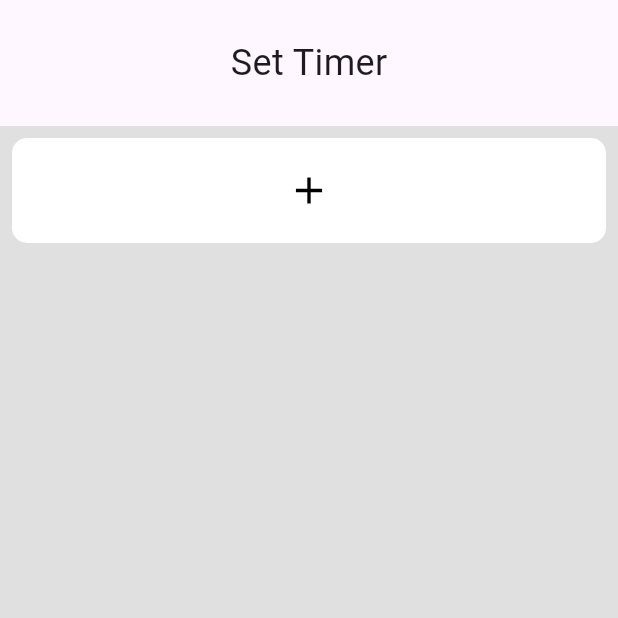
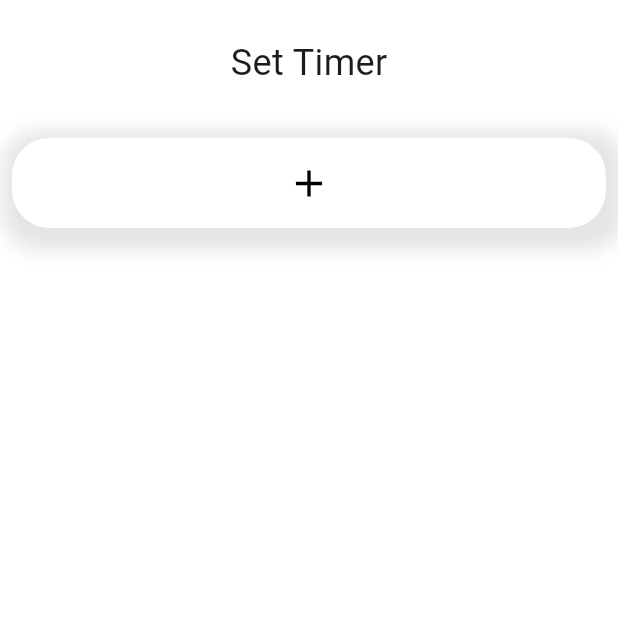
Before and after one commit to Paehkun/autofeed, a Flutter app: the FeedTimerPage screen opened directly, on a phone screen of 412 x 824 dp, the top half of it. Run offline on Flutter 3.47's test engine with Material 3 defaults, Android fonts, the light colour scheme and no system bars; our stand-ins replace animated_toggle_switch, awesome_notifications, dropdown_button2, firebase_auth, firebase_core, firebase_database and 3 more; missing offline and left inert: flutter_mjpeg; accounts and stored records are empty.

Commit message:
sort timer

```diff
--- a/lib/screen/FeedTimerPage.dart
+++ b/lib/screen/FeedTimerPage.dart
@@ -51,6 +51,11 @@ class _FeedTimerPageState extends State<FeedTimerPage> {
           'time': value['time'] ?? '',
           'enabled': value['enabled'] ?? false,
         });
+      });
+      _feedTimes.sort((a, b) {
+        final timeA = DateFormat('hh:mm a').parse(a['time']);
+        final timeB = DateFormat('hh:mm a').parse(b['time']);
+        return timeA.compareTo(timeB);
       });
     }
 
@@ -115,9 +120,21 @@ class _FeedTimerPageState extends State<FeedTimerPage> {
   Future<void> _saveScheduleToFirebase(int index) async {
     if (_currentUser == null || _feedTimes.isEmpty) return;
 
-    // Generate an ID — or use Firebase's push() for unique IDs
-    String scheduleId = 'timer${_feedTimes.length + 1}';
+    // SAFELY find existing IDs
+    Set<String> existingIds = _feedTimes
+        .where((e) => e['id'] != null && (e['id'] as String).isNotEmpty)
+        .map<String>((e) => e['id'].toString())
+        .toSet();
 
+    // Find next available timer number
+    int timerNumber = 1;
+    while (existingIds.contains('timer$timerNumber')) {
+      timerNumber++;
+    }
+
+    String scheduleId = 'timer$timerNumber';
+
+    // Save to Firebase
     await _database
         .child("users/${_currentUser.uid}/schedule/$scheduleId")
         .set({
@@ -126,7 +143,7 @@ class _FeedTimerPageState extends State<FeedTimerPage> {
       'enabled': _feedTimes[index]['enabled'],
     });
 
-    // 💡 Save the ID locally for future updates
+    // Save the id locally
     _feedTimes[index]['id'] = scheduleId;
   }
 
@@ -135,8 +152,7 @@ class _FeedTimerPageState extends State<FeedTimerPage> {
 
     String? scheduleId = _feedTimes[index]['id'];
 
-    // 🧠 Extra check to prevent null crash
-    if (scheduleId == null) return;
+    if (scheduleId == null || scheduleId.isEmpty) return; // Extra safety
 
     await _database
         .child("users/${_currentUser.uid}/schedule/$scheduleId")
@@ -150,8 +166,9 @@ class _FeedTimerPageState extends State<FeedTimerPage> {
   Future<void> _deleteSchedule(int index) async {
     if (_currentUser == null || _feedTimes.isEmpty) return;
 
-    String scheduleId =
-        'timer${index + 1}'; // This will match the timerX format
+    String? scheduleId = _feedTimes[index]['id'];
+
+    if (scheduleId == null || scheduleId.isEmpty) return; // Prevent null crash
 
     // Remove the schedule data from Firebase
     await _database
@@ -159,6 +176,7 @@ class _FeedTimerPageState extends State<FeedTimerPage> {
         .remove();
 
     if (!mounted) return;
+
     // Remove the item from the list
     setState(() {
       _feedTimes.removeAt(index);
@@ -192,7 +210,9 @@ class _FeedTimerPageState extends State<FeedTimerPage> {
 
   @override
   Widget build(BuildContext context) {
-    return SafeArea(
+    return Scaffold(
+      backgroundColor: Colors.white,
+      body: SafeArea(
         child: Column(
           children: [
             const SizedBox(height: 25),
@@ -200,7 +220,7 @@ class _FeedTimerPageState extends State<FeedTimerPage> {
             const SizedBox(height: 25),
             Expanded(
               child: Container(
-              color: Colors.grey[300],
+                color: Colors.white,
                 child: ListView.builder(
                   itemCount: _feedTimes.length + 1,
                   itemBuilder: (context, index) {
@@ -208,21 +228,31 @@ class _FeedTimerPageState extends State<FeedTimerPage> {
                       return GestureDetector(
                         onTap: () => _pickTime(context),
                         child: Container(
-                        height: 70,
+                          height: 60,
                           margin: const EdgeInsets.all(8.0),
                           decoration: BoxDecoration(
                             color: Colors.white,
-                            borderRadius: BorderRadius.circular(10)),
+                            boxShadow: [
+                              BoxShadow(
+                                color: Colors.black
+                                    .withOpacity(0.1), // Shadow color
+                                spreadRadius: 10, // Spread of the shadow
+                                blurRadius:
+                                    10, // How much the shadow is blurred
+                                offset: const Offset(
+                                    3, 5), // Position of the shadow (x, y)
+                              ),
+                            ],
+                            borderRadius:
+                                BorderRadius.circular(25), // Rounded corners
+                          ),
                           child: const Center(
                             child:
-                                Icon(Icons.add, color: Colors.black, size: 30)),
+                                Icon(Icons.add, color: Colors.black, size: 30),
+                          ),
                         ),
                       );
                     }
-
-                  // Sort the feedTimes by time string before rendering
-                  _feedTimes.sort((a, b) => a['time'].compareTo(b['time']));
-
                     return Dismissible(
                         key: Key(_feedTimes[index]['id'] ??
                             'defaultKey'), // Use a fallback value if 'id' is null
@@ -240,7 +270,20 @@ class _FeedTimerPageState extends State<FeedTimerPage> {
                               vertical: 4.0, horizontal: 8.0),
                           decoration: BoxDecoration(
                             color: Colors.white,
-                          borderRadius: BorderRadius.circular(10)),
+                            boxShadow: [
+                              BoxShadow(
+                                color: Colors.black
+                                    .withOpacity(0.1), // Shadow color
+                                spreadRadius: 10, // Spread of the shadow
+                                blurRadius:
+                                    10, // How much the shadow is blurred
+                                offset: const Offset(
+                                    3, 5), // Position of the shadow (x, y)
+                              ),
+                            ],
+                            borderRadius:
+                                BorderRadius.circular(25), // Rounded corners
+                          ),
                           child: ListTile(
                             title: GestureDetector(
                               onTap: () => _pickTime(context, index),
@@ -251,7 +294,8 @@ class _FeedTimerPageState extends State<FeedTimerPage> {
                                   fontSize: 24,
                                   color: _feedTimes[index]['enabled']
                                       ? Colors.black
-                                    : Colors.grey),
+                                      : Colors.grey,
+                                ),
                               ),
                             ),
                             subtitle: GestureDetector(
@@ -263,7 +307,8 @@ class _FeedTimerPageState extends State<FeedTimerPage> {
                                 style: TextStyle(
                                   color: _feedTimes[index]['enabled']
                                       ? Colors.black
-                                    : Colors.grey),
+                                      : Colors.grey,
+                                ),
                               ),
                             ),
                             trailing: Switch(
@@ -272,13 +317,13 @@ class _FeedTimerPageState extends State<FeedTimerPage> {
                               activeColor: Colors.blue,
                             ),
                           ),
-                    ),
-                  );
+                        ));
                   },
                 ),
               ),
             ),
           ],
+        ),
       ),
     );
   }
```
Lines whose indentation alone changed are shown as unchanged.
